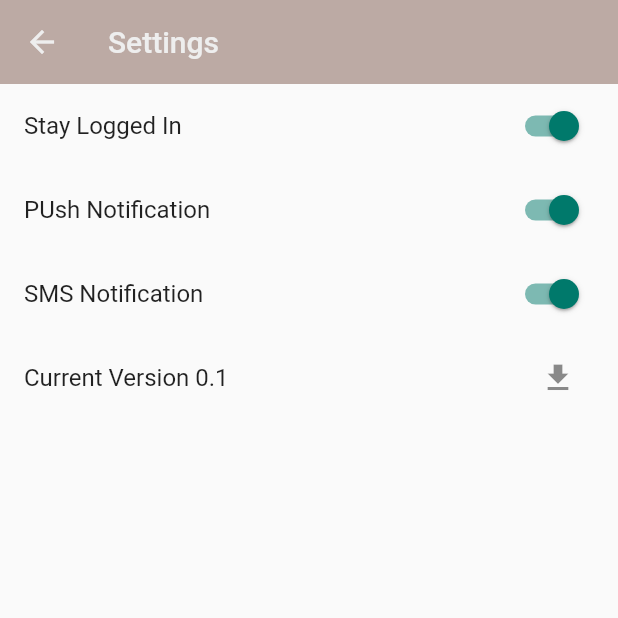
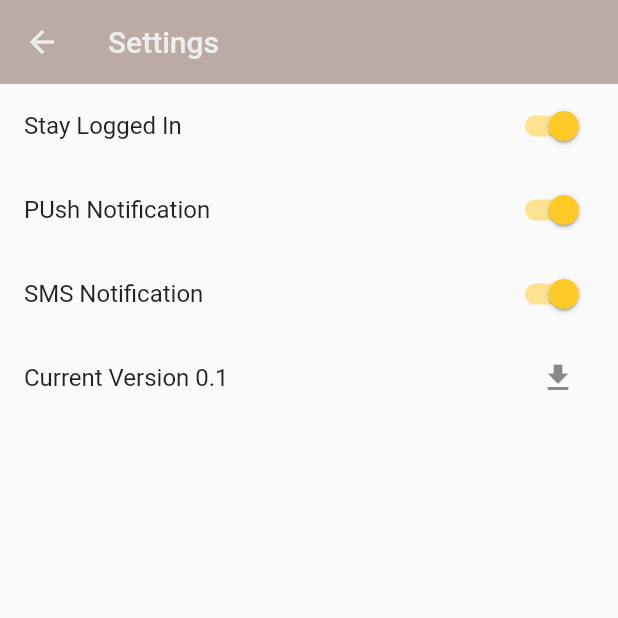
Before and after one commit to pincoin/flutter_ransabai, a Flutter app: the SettingsScreen screen opened directly, on a phone screen of 412 x 824 dp, the top half of it. Run offline on Flutter 3.47's test engine with Material 2 defaults, Android fonts, the phone set to English and light mode, and no system bars; our stand-ins replace geolocator, google_maps_flutter; network calls fail.

Commit message:
fab color

```diff
--- a/lib/common/app_theme.dart
+++ b/lib/common/app_theme.dart
@@ -6,7 +6,7 @@ class AppTheme {
   static final Color _iconColor = Colors.grey.shade700;
   static final Color _lightPrimaryColor = Colors.brown.shade300;
   static final Color _lightOnPrimaryColor = Colors.brown.shade200;
-  static final Color _lightSecondaryColor = Colors.teal.shade700;
+  static final Color _lightSecondaryColor = Colors.amber.shade400;
   static final Color _lightErrorColor = Colors.pink.shade700;
 
   static final ThemeData lightTheme = ThemeData(
```
